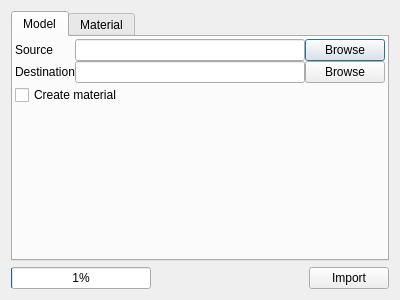
This is src/studio/import_asset_dialog.ui in nem0/LumixEngine as Qt 5 draws it before an edit. The edited form follows.
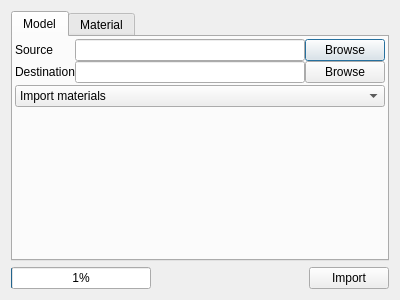
This is the edited form. Custom widgets are drawn as their Qt base class.

Commit message: Import asset dialog - Wavefront obj support

Patch:
```diff
--- a/src/studio/import_asset_dialog.ui
+++ b/src/studio/import_asset_dialog.ui
@@ -81,10 +81,22 @@
         </layout>
        </item>
        <item>
-        <widget class="QCheckBox" name="checkBox">
-         <property name="text">
-          <string>Create material</string>
-         </property>
+        <widget class="QComboBox" name="materialCombobox">
+         <item>
+          <property name="text">
+           <string>Import materials</string>
+          </property>
+         </item>
+         <item>
+          <property name="text">
+           <string>Create materials</string>
+          </property>
+         </item>
+         <item>
+          <property name="text">
+           <string>Ignore materials</string>
+          </property>
+         </item>
         </widget>
        </item>
        <item>
```
The commit also changes 15 other files.
